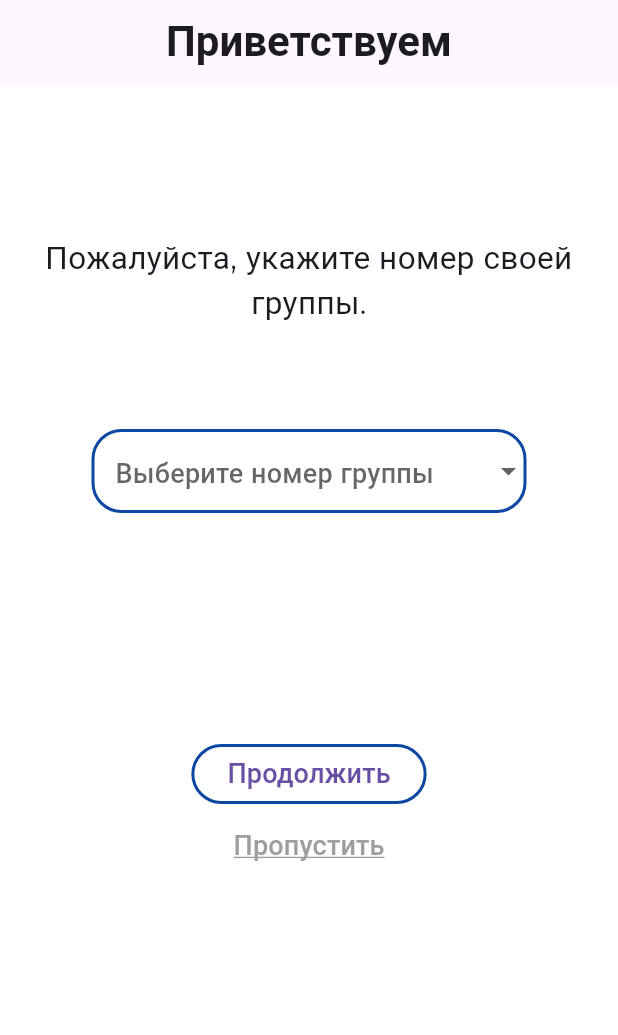
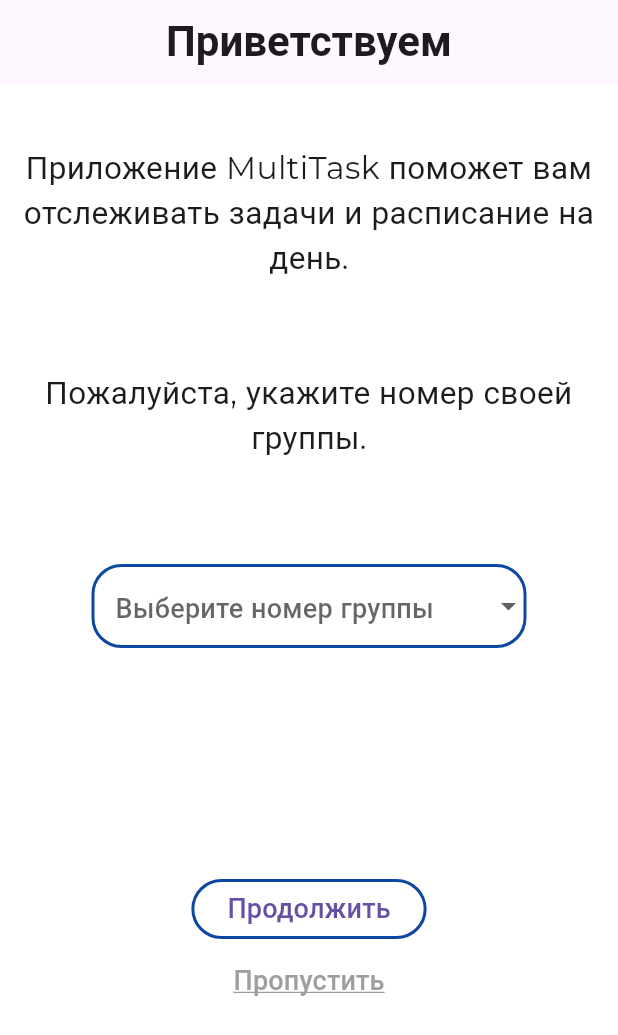
Before and after one commit to schlimmsten/Multitask, a Flutter app: the screen it shows after launch, on a phone screen of 412 x 824 dp. Shown: the top 1035 px of the screen. Run offline on Flutter 3.47's test engine with Material 3 defaults, Android fonts, the phone set to English and light mode, and no system bars; project files that could hold a hidden picture were left out.

Commit message:
Коммит легкого расчленения/почистил код

```diff
--- a/lib/main.dart
+++ b/lib/main.dart
@@ -1,7 +1,7 @@
 import 'package:flutter/material.dart';
 import 'multitask_app.dart';
 import 'package:provider/provider.dart';
-import 'package:multitask/Themes/custom_theme.dart';
+import 'package:multitask/themes/custom_theme.dart';
 //это будем стягивать
 
 void main() {
--- a/lib/multitask_app.dart
+++ b/lib/multitask_app.dart
@@ -1,7 +1,7 @@
 import 'package:flutter/material.dart';
 import 'package:multitask/screens/splash_screen.dart';
 import 'package:provider/provider.dart';
-import 'package:multitask/Themes/custom_theme.dart';
+import 'package:multitask/themes/custom_theme.dart';
 
 
 
--- a/lib/navigation_rail/nav_rail.dart
+++ b/lib/navigation_rail/nav_rail.dart
@@ -1,5 +1,4 @@
 import 'package:flutter/material.dart';
-import 'package:flutter/widgets.dart';
 import 'package:multitask/main_screen_components/main_screen_builder.dart';
 import 'package:multitask/text_style.dart';
 import 'package:multitask/main_screen_components/date_builder.dart';
--- a/lib/screens/home_screen.dart
+++ b/lib/screens/home_screen.dart
@@ -1,8 +1,8 @@
 import 'package:flutter/material.dart';
 import 'package:multitask/text_style.dart';
 import '../dropdown/dropdown_menu.dart' as dp;
-import '../buttons/skip_button.dart';
-import '../buttons/continue_button.dart';
+import '../home_screen_components/skip_button.dart';
+import '../home_screen_components/continue_button.dart';
 
 class HomeScreen extends StatelessWidget {
   const HomeScreen({super.key});
@@ -21,11 +21,11 @@ class HomeScreen extends StatelessWidget {
         padding: const EdgeInsets.only(top: 40, left: 10, right: 10),
         child: Column(
           children: [
-            // Text(
-            //   "Приложение MultiTask поможет вам отслеживать задачи и расписание на день.",
-            //   textAlign: TextAlign.center,
-            //   style: mainTextStyle(),
-            // ),
+            Text(
+              "Приложение MultiTask поможет вам отслеживать задачи и расписание на день.",
+              textAlign: TextAlign.center,
+              style: mainTextStyle(),
+            ),
             const SizedBox(height: 60),
             Text("Пожалуйста, укажите номер своей группы.",
                 textAlign: TextAlign.center, style: mainTextStyle()),
--- a/lib/screens/settings_screen.dart
+++ b/lib/screens/settings_screen.dart
@@ -1,6 +1,6 @@
 import 'package:flutter/material.dart';
-import 'package:multitask/Themes/config.dart';
-import 'package:multitask/Themes/custom_theme.dart';
+//import 'package:multitask/Themes/config.dart';
+import 'package:multitask/themes/custom_theme.dart';
 import 'package:multitask/screens/main_screen.dart';
 import 'package:provider/provider.dart';
 import 'package:multitask/settings_screen_components/settings_switcher.dart';
```
Also changed, not shown: lib/home_screen_components/continue_button.dart (renamed from lib/buttons/continue_button.dart), lib/home_screen_components/skip_button.dart (renamed from lib/buttons/skip_button.dart).
